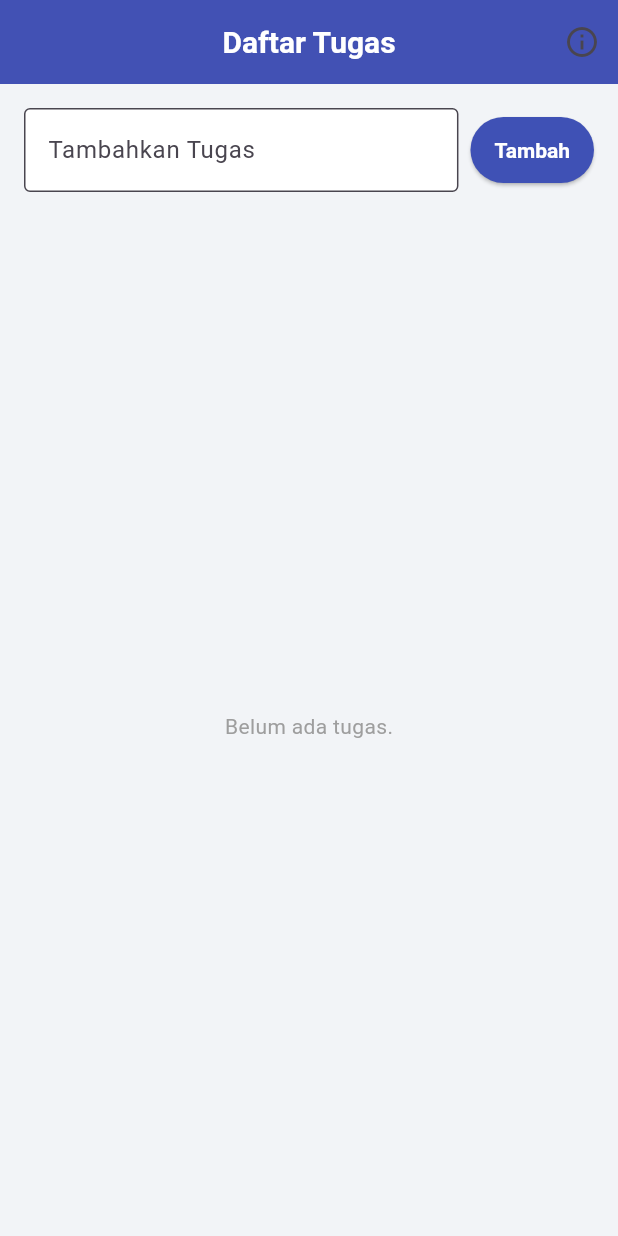
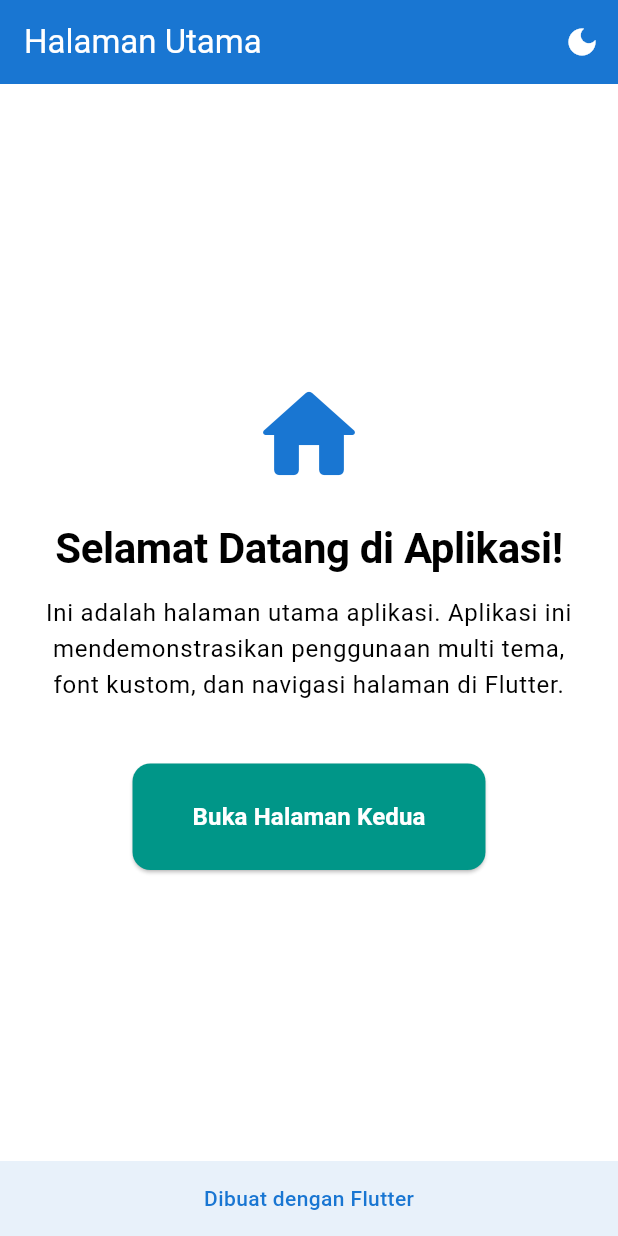
Before and after one commit to kholilblatir96/todolist, a Flutter app: the screen it shows after launch, on a phone screen of 412 x 824 dp. Run offline on Flutter 3.47's test engine with Material 3 defaults, Android fonts, the phone set to English and light mode, and no system bars; Roboto replaces fonts that are missing (Poppins).

Commit message:
menambahkan navigasi

```diff
--- /dev/null
+++ b/lib/home_page.dart
@@ -0,0 +1,86 @@
+import 'package:flutter/material.dart';
+
+class HomePage extends StatelessWidget {
+  final VoidCallback toggleTheme;
+
+  const HomePage({super.key, required this.toggleTheme});
+
+  @override
+  Widget build(BuildContext context) {
+    final theme = Theme.of(context);
+    final isDarkMode = theme.brightness == Brightness.dark;
+
+    return Scaffold(
+      appBar: AppBar(
+        title: const Text('Halaman Utama'),
+        backgroundColor: theme.colorScheme.primary,
+        foregroundColor: Colors.white,
+        elevation: 0,
+        actions: [
+          IconButton(
+            icon: Icon(isDarkMode ? Icons.light_mode : Icons.dark_mode),
+            onPressed: toggleTheme,
+            tooltip: 'Ubah Tema',
+          )
+        ],
+      ),
+      body: Center(
+        child: Padding(
+          padding: const EdgeInsets.all(24.0),
+          child: Column(
+            mainAxisAlignment: MainAxisAlignment.center,
+            children: [
+              Icon(
+                Icons.home_rounded,
+                size: 80,
+                color: theme.colorScheme.primary,
+              ),
+              const SizedBox(height: 20),
+              Text(
+                'Selamat Datang di Aplikasi!',
+                style: theme.textTheme.displayLarge,
+                textAlign: TextAlign.center,
+              ),
+              const SizedBox(height: 16),
+              Text(
+                'Ini adalah halaman utama aplikasi. Aplikasi ini mendemonstrasikan penggunaan multi tema, font kustom, dan navigasi halaman di Flutter.',
+                style: theme.textTheme.bodyLarge,
+                textAlign: TextAlign.center,
+              ),
+              const SizedBox(height: 40),
+              ElevatedButton(
+                onPressed: () {
+                  Navigator.pushNamed(context, '/second');
+                },
+                style: ElevatedButton.styleFrom(
+                  backgroundColor: theme.colorScheme.secondary,
+                  foregroundColor: Colors.white,
+                ),
+                child: const Padding(
+                  padding: EdgeInsets.symmetric(vertical: 12, horizontal: 16),
+                  child: Text(
+                    'Buka Halaman Kedua',
+                    style: TextStyle(fontSize: 16),
+                  ),
+                ),
+              ),
+            ],
+          ),
+        ),
+      ),
+      bottomNavigationBar: Container(
+        height: 50,
+        color: theme.colorScheme.primary.withOpacity(0.1),
+        child: Center(
+          child: Text(
+            'Dibuat dengan Flutter',
+            style: TextStyle(
+              color: theme.colorScheme.primary,
+              fontWeight: FontWeight.w500,
+            ),
+          ),
+        ),
+      ),
+    );
+  }
+}
--- a/lib/main.dart
+++ b/lib/main.dart
@@ -1,165 +1,86 @@
 import 'package:flutter/material.dart';
-import 'info_page.dart';
+import 'package:todolist/home_page.dart';
+import 'package:todolist/second_page.dart';
 
 void main() {
-  runApp(const TodoListApp());
+  runApp(const MyApp());
 }
 
-class TodoListApp extends StatelessWidget {
-  const TodoListApp({super.key});
+class MyApp extends StatefulWidget {
+  const MyApp({super.key});
+
+  @override
+  State<MyApp> createState() => _MyAppState();
+}
+
+class _MyAppState extends State<MyApp> {
+  bool _isDarkMode = false;
+
+  void toggleTheme() {
+    setState(() {
+      _isDarkMode = !_isDarkMode;
+    });
+  }
 
   @override
   Widget build(BuildContext context) {
     return MaterialApp(
+      title: 'Multi Theme Demo',
       debugShowCheckedModeBanner: false,
-      title: 'Todo List',
-      theme: ThemeData(
-        primarySwatch: Colors.indigo,
-        scaffoldBackgroundColor: const Color(0xFFF2F4F7),
-        appBarTheme: const AppBarTheme(
-          backgroundColor: Colors.indigo,
-          elevation: 2,
-          centerTitle: true,
-          titleTextStyle: TextStyle(
-            color: Colors.white,
-            fontSize: 20,
-            fontWeight: FontWeight.w600,
+      theme: _isDarkMode ? _darkTheme : _lightTheme,
+      initialRoute: '/',
+      routes: {
+        '/': (context) => HomePage(toggleTheme: toggleTheme),
+        '/second': (context) => SecondPage(toggleTheme: toggleTheme),
+      },
+    );
+  }
+
+  // Light theme
+  final ThemeData _lightTheme = ThemeData(
+    useMaterial3: true,
+    brightness: Brightness.light,
+    colorScheme: ColorScheme.light(
+      primary: Colors.blue.shade700,
+      secondary: Colors.teal,
+      surface: Colors.white,
+      background: Colors.grey.shade50,
     ),
+    fontFamily: 'Poppins',
+    textTheme: const TextTheme(
+      displayLarge: TextStyle(fontSize: 28, fontWeight: FontWeight.bold),
+      bodyLarge: TextStyle(fontSize: 16),
+      labelLarge: TextStyle(fontSize: 14, fontWeight: FontWeight.bold),
     ),
     elevatedButtonTheme: ElevatedButtonThemeData(
       style: ElevatedButton.styleFrom(
-            backgroundColor: Colors.indigo,
-            padding: const EdgeInsets.symmetric(horizontal: 16, vertical: 14),
-            textStyle: const TextStyle(fontWeight: FontWeight.bold),
-          ),
-        ),
-        inputDecorationTheme: const InputDecorationTheme(
-          filled: true,
-          fillColor: Colors.white,
-          border: OutlineInputBorder(),
-        ),
-      ),
-      home: const TodoHomePage(),
-    );
-  }
-}
-
-class TodoHomePage extends StatefulWidget {
-  const TodoHomePage({super.key});
-
-  @override
-  State<TodoHomePage> createState() => _TodoHomePageState();
-}
-
-class _TodoHomePageState extends State<TodoHomePage> {
-  final List<String> _todos = [];
-  final List<String> _deletedTodos = [];
-  final TextEditingController _controller = TextEditingController();
-
-  void _addTodo() {
-    final text = _controller.text;
-    if (text.isNotEmpty) {
-      setState(() {
-        _todos.add(text);
-        _controller.clear();
-      });
-    }
-  }
-
-  void _removeTodo(int index) {
-  setState(() {
-    _deletedTodos.add(_todos[index]); // simpan yang dihapus
-    _todos.removeAt(index);
-  });
-}
-
-  @override
-  void dispose() {
-    _controller.dispose();
-    super.dispose();
-  }
-
-  @override
-  Widget build(BuildContext context) {
-    return Scaffold(
-      appBar: AppBar(
-        title: const Text('Daftar Tugas'),
-        actions: [
-          IconButton(
-            icon: const Icon(Icons.info_outline),
-            onPressed: () {
-              Navigator.push(
-                context,
-                MaterialPageRoute(builder: (context) => const InfoPage()),
-              );
-            },
-          ),
-
-
-        ],
-      ),
-      body: SafeArea(
-        child: Column(
-          children: [
-            Padding(
-              padding: const EdgeInsets.all(16.0),
-              child: Row(
-                children: [
-                  Expanded(
-                    child: TextField(
-                      controller: _controller,
-                      decoration: const InputDecoration(
-                        labelText: 'Tambahkan Tugas',
-                        hintText: 'Contoh: Belajar Flutter',
-                      ),
-                    ),
-                  ),
-                  const SizedBox(width: 8),
-                  ElevatedButton(
-                    onPressed: _addTodo,
-                    child: const Text(
-                      'Tambah',
-                      style: TextStyle(color: Colors.white),
-                    ),
-                  ),
-                ],
-              ),
-            ),
-            Expanded(
-              child: _todos.isEmpty
-                  ? const Center(
-                      child: Text(
-                        'Belum ada tugas.',
-                        style: TextStyle(color: Colors.grey),
-                      ),
-                    )
-                  : ListView.builder(
-                      padding: const EdgeInsets.symmetric(horizontal: 16),
-                      itemCount: _todos.length,
-                      itemBuilder: (context, index) {
-                        return Card(
-                          shape: RoundedRectangleBorder(
-                            borderRadius: BorderRadius.circular(12),
-                          ),
-                          elevation: 2,
-                          margin: const EdgeInsets.symmetric(vertical: 6),
-                          child: ListTile(
-                            title: Text(
-                              _todos[index],
-                              style: const TextStyle(fontSize: 16),
-                            ),
-                            trailing: IconButton(
-                              icon: const Icon(Icons.delete, color: Colors.red),
-                              onPressed: () => _removeTodo(index),
+        padding: const EdgeInsets.symmetric(horizontal: 24, vertical: 12),
+        shape: RoundedRectangleBorder(borderRadius: BorderRadius.circular(12)),
       ),
     ),
   );
-                      },
+
+  // Dark theme
+  final ThemeData _darkTheme = ThemeData(
+    useMaterial3: true,
+    brightness: Brightness.dark,
+    colorScheme: ColorScheme.dark(
+      primary: Colors.blue.shade300,
+      secondary: Colors.tealAccent,
+      surface: Colors.grey.shade900,
+      background: Colors.black87,
     ),
+    fontFamily: 'Poppins',
+    textTheme: const TextTheme(
+      displayLarge: TextStyle(fontSize: 28, fontWeight: FontWeight.bold),
+      bodyLarge: TextStyle(fontSize: 16),
+      labelLarge: TextStyle(fontSize: 14, fontWeight: FontWeight.bold),
     ),
-          ],
+    elevatedButtonTheme: ElevatedButtonThemeData(
+      style: ElevatedButton.styleFrom(
+        padding: const EdgeInsets.symmetric(horizontal: 24, vertical: 12),
+        shape: RoundedRectangleBorder(borderRadius: BorderRadius.circular(12)),
       ),
     ),
   );
 }
-}
```
Also changed, not shown: lib/info_page.dart (deleted, +0 -29 lines), lib/second_page.dart (added, +114 -0 lines). Lines whose indentation alone changed are shown as unchanged.
